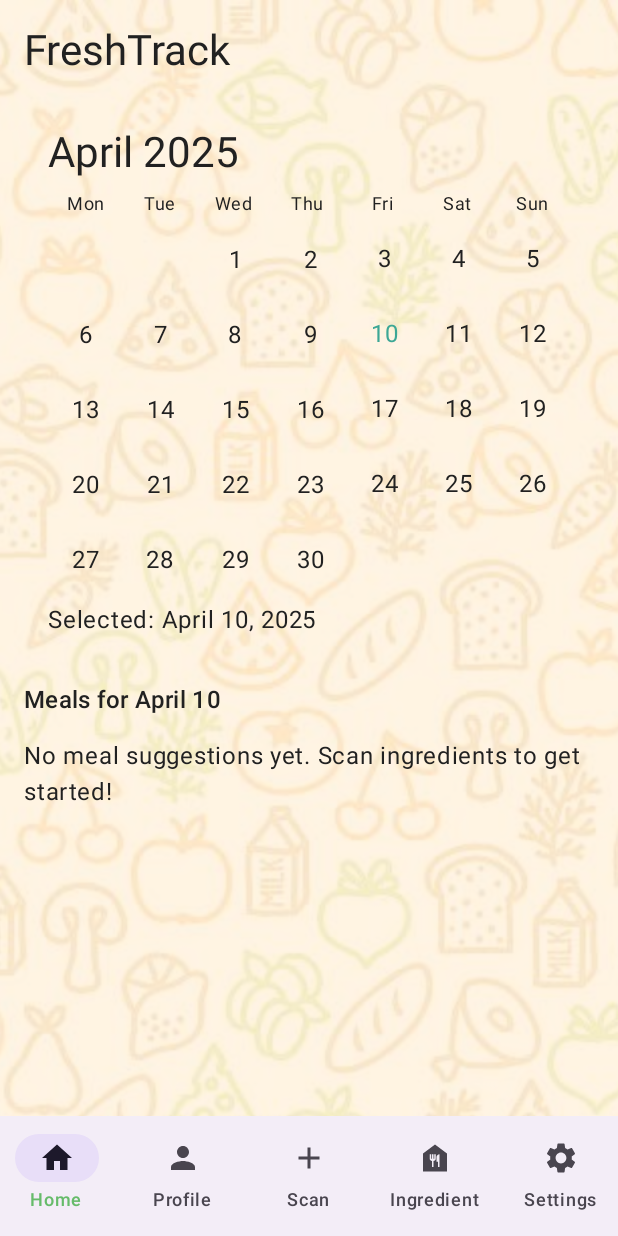
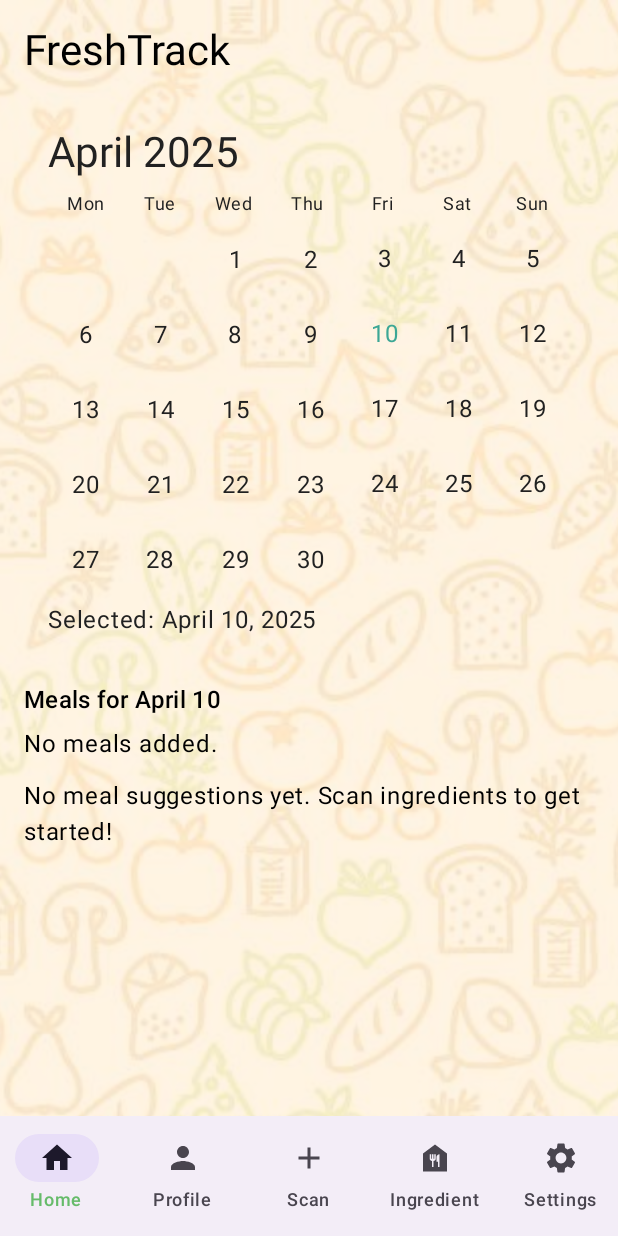
Before and after one commit to erikg04/FreshTrackAndroid, an Android app built with Jetpack Compose: the HomeScreen screen opened through its navigation route, after a tap on "10", on a phone screen of 412 x 824 dp. Run offline under Robolectric (Android 15) with nearby library versions, the phone set to English and light mode, and no system bars; our stand-ins replace Firebase (no records; nobody signed in at launch, a user with empty details on screens opened directly); pictures from the network do not load.

Commit message:
Version 1.17 4/30/25: Calendar

```diff
--- a/app/src/main/java/com/example/freshtrack/screens/HomeScreen.kt
+++ b/app/src/main/java/com/example/freshtrack/screens/HomeScreen.kt
@@ -1,3 +1,4 @@
+// HomeScreen.kt
 package com.example.freshtrack.screens
 
 import android.util.Log
@@ -6,8 +7,8 @@
 import androidx.compose.foundation.lazy.items
 import androidx.compose.material3.*
 import androidx.compose.runtime.*
+import androidx.compose.ui.Alignment
 import androidx.compose.ui.Modifier
-import androidx.compose.ui.tooling.preview.Preview
 import androidx.compose.ui.unit.dp
 import androidx.navigation.NavHostController
 import coil.compose.AsyncImage
@@ -19,41 +20,51 @@
 import kotlinx.coroutines.launch
 import java.time.LocalDate
 import java.time.YearMonth
-
+import java.time.format.TextStyle
+import java.util.*
+import androidx.compose.ui.layout.ContentScale
 
 @Composable
 fun HomeScreen(navController: NavHostController) {
     val userId = FirebaseAuth.getInstance().currentUser?.uid ?: ""
     val db = FirebaseFirestore.getInstance()
     val apiKey = "8ab5c4c2685b4d119d9086796aa35484"
-
     val ingredients = remember { mutableStateListOf<String>() }
     val recipes = remember { mutableStateListOf<RecipeResult>() }
+    val mealsByDate = remember { mutableStateMapOf<LocalDate, MutableList<String>>() }
     val scope = rememberCoroutineScope()
     var selectedDate by remember { mutableStateOf<LocalDate?>(null) }
     var isLoading by remember { mutableStateOf(true) }
 
-    // Load ingredients and recipes
     LaunchedEffect(userId) {
-        Log.d("DEBUG", "LaunchedEffect started for userId=$userId")
+        db.collection("users")
+            .document(userId)
+            .collection("savedRecipes")
+            .get()
+            .addOnSuccessListener { snap ->
+                val today = LocalDate.now()
+                mealsByDate.clear()
+                mealsByDate[today] = snap.documents.mapNotNull { it.getString("title") }.toMutableList()
+            }
+    }
 
-        db.collection("users").document(userId).collection("ingredients")
+    LaunchedEffect(userId) {
+        db.collection("users")
+            .document(userId)
+            .collection("ingredients")
             .get()
             .addOnSuccessListener { snapshot ->
-                val names = snapshot.documents.mapNotNull { it.getString("name") }
-                Log.d("DEBUG", "Fetched ingredients: $names")
+                ingredients.clear()
+                ingredients.addAll(snapshot.documents.mapNotNull { it.getString("name") })
+            }
+    }
 
-                ingredients.clear()
-                ingredients.addAll(names)
-
+    LaunchedEffect(ingredients.toList()) {
         if (ingredients.isNotEmpty()) {
-                    val ingredientQuery = ingredients.joinToString(",")
-                    Log.d("DEBUG", "Querying Spoonacular with: $ingredientQuery")
-
             scope.launch {
                 try {
                     val result = RetrofitClient.spoonacularApi.findRecipes(
-                                ingredients = ingredientQuery,
+                        ingredients = ingredients.joinToString(","),
                         number = 10,
                         ranking = 1,
                         ignorePantry = true,
@@ -61,60 +72,50 @@
                     )
                     recipes.clear()
                     recipes.addAll(result)
-                            Log.d("DEBUG", "Fetched ${recipes.size} recipes from API")
-
-                            // 👇 Move isLoading=false *only after successful fetch
-                            isLoading = false
                 } catch (e: Exception) {
-                            Log.e("DEBUG", "Spoonacular API call failed: ${e.message}")
+                    Log.e("SPOONACULAR", e.message ?: "")
+                } finally {
                     isLoading = false
                 }
             }
         } else {
-                    Log.d("DEBUG", "No ingredients found in Firestore")
-                    isLoading = false
-                }
-            }
-            .addOnFailureListener {
-                Log.e("DEBUG", "Firestore load failed: ${it.message}")
             isLoading = false
         }
     }
 
-    // UI
     LazyColumn(
-        modifier = Modifier.fillMaxSize(),
+        Modifier.fillMaxSize(),
         contentPadding = PaddingValues(16.dp),
         verticalArrangement = Arrangement.spacedBy(16.dp)
     ) {
         item {
-            // Calendar Section
-            Column(
-                modifier = Modifier.fillMaxWidth()
-            ) {
-                Text(
-                    text = "FreshTrack",
-                    style = MaterialTheme.typography.headlineMedium,
-                    color = MaterialTheme.colorScheme.onBackground
-                )
-
-                Spacer(modifier = Modifier.height(16.dp))
-
+            Column(Modifier.fillMaxWidth()) {
+                Text("FreshTrack", style = MaterialTheme.typography.headlineMedium)
+                Spacer(Modifier.height(16.dp))
                 SimpleCalendarScreen(
                     yearMonth = YearMonth.now(),
-                    onDateSelected = { date: LocalDate ->
+                    mealsByDate = mealsByDate,
+                    onDateSelected = { date ->
                         selectedDate = date
                     }
                 )
-
-                Spacer(modifier = Modifier.height(16.dp))
-
+                Spacer(Modifier.height(16.dp))
                 selectedDate?.let { date ->
                     Text(
-                        text = "Meals for ${date.month.getDisplayName(java.time.format.TextStyle.FULL, java.util.Locale.getDefault())} ${date.dayOfMonth}",
-                        style = MaterialTheme.typography.titleMedium,
-                        color = MaterialTheme.colorScheme.onBackground
+                        "Meals for ${date.month.getDisplayName(TextStyle.FULL, Locale.getDefault())} ${date.dayOfMonth}",
+                        style = MaterialTheme.typography.titleMedium
                     )
+                    Spacer(Modifier.height(8.dp))
+                    val meals = mealsByDate[date].orEmpty()
+                    if (meals.isEmpty()) {
+                        Text("No meals added.", style = MaterialTheme.typography.bodyLarge)
+                    } else {
+                        LazyColumn(verticalArrangement = Arrangement.spacedBy(4.dp)) {
+                            items(meals) { meal ->
+                                Text("• $meal", style = MaterialTheme.typography.bodyLarge)
+                            }
+                        }
+                    }
                 }
             }
         }
@@ -122,10 +123,10 @@
         if (isLoading) {
             item {
                 Box(
-                    modifier = Modifier
+                    Modifier
                         .fillMaxWidth()
                         .padding(vertical = 32.dp),
-                    contentAlignment = androidx.compose.ui.Alignment.Center
+                    contentAlignment = Alignment.Center
                 ) {
                     CircularProgressIndicator()
                 }
@@ -133,32 +134,27 @@
         } else if (recipes.isNotEmpty()) {
             items(recipes) { recipe ->
                 Card(
-                    modifier = Modifier.fillMaxWidth(),
+                    Modifier.fillMaxWidth(),
                     colors = CardDefaults.cardColors(MaterialTheme.colorScheme.surface),
                     elevation = CardDefaults.cardElevation(4.dp)
                 ) {
-                    Column(modifier = Modifier.padding(16.dp)) {
+                    Column(Modifier.padding(16.dp)) {
                         AsyncImage(
                             model = recipe.image,
                             contentDescription = recipe.title,
-                            modifier = Modifier
+                            Modifier
                                 .fillMaxWidth()
                                 .height(180.dp),
-                            contentScale = androidx.compose.ui.layout.ContentScale.Crop
+                            contentScale = ContentScale.Crop
                         )
-
-                        Spacer(modifier = Modifier.height(8.dp))
-
+                        Spacer(Modifier.height(8.dp))
                         Text(recipe.title, style = MaterialTheme.typography.bodyLarge)
-
                         Text(
-                            text = "${recipe.usedIngredientCount} used · ${recipe.missedIngredientCount} missing",
+                            "${recipe.usedIngredientCount} used · ${recipe.missedIngredientCount} missing",
                             style = MaterialTheme.typography.bodySmall,
                             color = MaterialTheme.colorScheme.onSurfaceVariant
                         )
-
-                        Spacer(modifier = Modifier.height(8.dp))
-
+                        Spacer(Modifier.height(8.dp))
                         Button(
                             onClick = {
                                 val saveData = mapOf(
@@ -166,19 +162,13 @@
                                     "title" to recipe.title,
                                     "image" to recipe.image
                                 )
-
-                                db.collection("users").document(userId)
+                                db.collection("users")
+                                    .document(userId)
                                     .collection("savedRecipes")
                                     .document(recipe.id.toString())
                                     .set(saveData, SetOptions.merge())
-                                    .addOnSuccessListener {
-                                        Log.d("SAVE_RECIPE", "Recipe saved: ${recipe.title}")
-                                    }
-                                    .addOnFailureListener {
-                                        Log.e("SAVE_RECIPE", "Failed to save: ${it.message}")
-                                    }
                             },
-                            modifier = Modifier.fillMaxWidth()
+                            Modifier.fillMaxWidth()
                         ) {
                             Text("Save")
                         }
@@ -188,13 +178,10 @@
         } else {
             item {
                 Text(
-                    text = "No meal suggestions yet. Scan ingredients to get started!",
-                    color = MaterialTheme.colorScheme.onBackground,
-                    modifier = Modifier.fillMaxWidth(),
+                    "No meal suggestions yet. Scan ingredients to get started!",
                     style = MaterialTheme.typography.bodyLarge
                 )
             }
         }
     }
-
 }
--- a/app/src/main/java/com/example/freshtrack/screens/SimpleCalendarScreen.kt
+++ b/app/src/main/java/com/example/freshtrack/screens/SimpleCalendarScreen.kt
@@ -10,6 +10,7 @@
 import androidx.compose.runtime.*
 import androidx.compose.ui.Alignment
 import androidx.compose.ui.Modifier
+import androidx.compose.ui.graphics.Color
 import androidx.compose.ui.text.style.TextAlign
 import androidx.compose.ui.unit.dp
 import java.time.DayOfWeek
@@ -21,9 +22,9 @@
 @Composable
 fun SimpleCalendarScreen(
     yearMonth: YearMonth = YearMonth.now(),
+    mealsByDate: Map<LocalDate, List<String>> = emptyMap(),
     onDateSelected: (LocalDate) -> Unit = {},
-    textColor: androidx.compose.ui.graphics.Color = MaterialTheme.colorScheme.onBackground
-
+    textColor: Color = MaterialTheme.colorScheme.onBackground
 ) {
     var selectedDate by remember { mutableStateOf<LocalDate?>(null) }
 
@@ -37,7 +38,6 @@
             text = "${yearMonth.month.getDisplayName(TextStyle.FULL, Locale.getDefault())} ${yearMonth.year}",
             style = MaterialTheme.typography.headlineMedium,
             color = textColor
-
         )
         Spacer(Modifier.height(8.dp))
         Row(Modifier.fillMaxWidth(), horizontalArrangement = Arrangement.SpaceBetween) {
@@ -48,7 +48,6 @@
                     style = MaterialTheme.typography.bodySmall,
                     textAlign = TextAlign.Center,
                     color = textColor
-
                 )
             }
         }
@@ -95,7 +94,6 @@
                 text = "Selected: ${date.month.getDisplayName(TextStyle.FULL, Locale.getDefault())} ${date.dayOfMonth}, ${date.year}",
                 style = MaterialTheme.typography.bodyLarge,
                 color = textColor
-
             )
         }
     }
```
Also changed, not shown: app/src/main/java/com/example/freshtrack/screens/ProfileScreen.kt (+25 -99 lines). Lines whose indentation alone changed are shown as unchanged.
